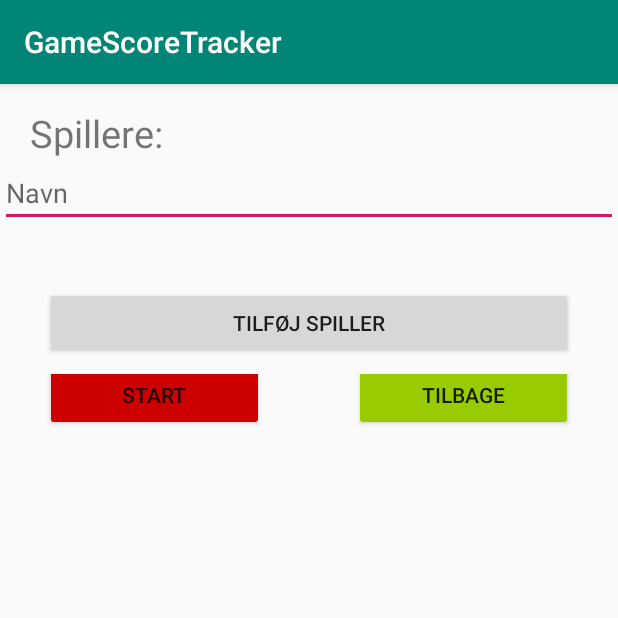
After one commit to Dalphs/GameScoreTracker, an Android app: the ParticipatingPlayersActivity screen opened directly, with no data from a screen before it, on a phone screen of 412 x 824 dp, the top half of it. The commit adds this screen. Run offline under Robolectric (Android 15) with nearby library versions, the phone set to English and light mode, and no system bars.

Commit message:
Basic visual Layout and basic activities created, as well as a few classes in model

```diff
--- a/app/src/main/AndroidManifest.xml
+++ b/app/src/main/AndroidManifest.xml
@@ -9,7 +9,9 @@
         android:roundIcon="@mipmap/ic_launcher_round"
         android:supportsRtl="true"
         android:theme="@style/AppTheme">
-        <activity android:name=".MainActivity">
+        <activity android:name=".View.ParticipatingPlayersActivity"></activity>
+        <activity android:name=".View.ChooseGameActivity" />
+        <activity android:name=".View.MainActivity">
             <intent-filter>
                 <action android:name="android.intent.action.MAIN" />
 
--- /dev/null
+++ b/app/src/main/java/dk/hawkster/gamescoretracker/View/ParticipatingPlayersActivity.java
@@ -0,0 +1,48 @@
+package dk.hawkster.gamescoretracker.View;
+
+import android.support.v7.app.AppCompatActivity;
+import android.os.Bundle;
+import android.view.View;
+import android.widget.Button;
+import android.widget.LinearLayout;
+import android.widget.TextView;
+
+import java.util.ArrayList;
+import java.util.List;
+
+import dk.hawkster.gamescoretracker.R;
+
+public class ParticipatingPlayersActivity extends AppCompatActivity {
+
+    List<TextView> nameFields;
+    LinearLayout llPlayerContainer, llButtonsContainer;
+
+    @Override
+    protected void onCreate(Bundle savedInstanceState) {
+        super.onCreate(savedInstanceState);
+        setContentView(R.layout.activity_participating_players);
+
+        llPlayerContainer = findViewById(R.id.players_container);
+        llButtonsContainer = findViewById(R.id.buttons_container);
+
+        nameFields = new ArrayList<>();
+
+        addTextView();
+
+
+    }
+
+    public void addPlayerFragment(View view) {
+        addTextView();
+    }
+
+    public void addTextView(){
+        llPlayerContainer.removeView(llButtonsContainer);
+
+        TextView textView = (TextView) View.inflate(this, R.layout.add_player_fragment, null);
+        llPlayerContainer.addView(textView);
+        nameFields.add(textView);
+
+        llPlayerContainer.addView(llButtonsContainer);
+    }
+}
--- /dev/null
+++ b/app/src/main/res/layout/activity_participating_players.xml
@@ -0,0 +1,81 @@
+<?xml version="1.0" encoding="utf-8"?>
+<LinearLayout xmlns:android="http://schemas.android.com/apk/res/android"
+    xmlns:tools="http://schemas.android.com/tools"
+    android:layout_width="match_parent"
+    android:layout_height="wrap_content"
+    android:orientation="vertical"
+    android:id="@+id/players_container"
+    tools:context=".View.ParticipatingPlayersActivity">
+
+    <TextView
+        android:layout_width="match_parent"
+        android:layout_height="match_parent"
+        android:text="@string/text_view_spillere"
+        android:textSize="25sp"
+        android:layout_marginTop="15dp"
+        android:layout_marginStart="20dp"
+        android:layout_marginLeft="20dp" />
+
+    <LinearLayout
+        android:layout_width="match_parent"
+        android:layout_height="wrap_content"
+        android:orientation="vertical"
+        android:id="@+id/buttons_container">
+
+    <Button
+        android:layout_width="match_parent"
+        android:layout_height="wrap_content"
+        android:id="@+id/extra_player_button"
+        android:text="@string/button_add_player"
+        android:onClick="addPlayerFragment"
+        android:layout_gravity="bottom"
+        android:layout_marginBottom="10dp"
+        android:layout_marginTop="40dp"
+        android:layout_marginStart="30dp"
+        android:layout_marginLeft="30dp"
+        android:layout_marginEnd="30dp"
+        android:layout_marginRight="30dp"/>
+
+        <LinearLayout
+            android:layout_width="match_parent"
+            android:layout_height="match_parent"
+            android:orientation="horizontal"
+            android:weightSum="2">
+
+        <Button
+            android:layout_width="match_parent"
+            android:layout_height="wrap_content"
+            android:id="@+id/done_button"
+            android:onClick="addPlayerFragment"
+            android:text="@string/button_done"
+            android:layout_gravity="bottom"
+            android:layout_marginBottom="10dp"
+            android:layout_marginTop="40dp"
+            android:layout_marginStart="30dp"
+            android:layout_marginLeft="30dp"
+            android:layout_marginEnd="30dp"
+            android:layout_marginRight="30dp"
+            android:layout_weight="1"
+            android:backgroundTint="@android:color/holo_red_dark"/>
+
+        <Button
+            android:layout_width="match_parent"
+            android:layout_height="wrap_content"
+            android:id="@+id/back_button"
+            android:text="@string/button_back"
+            android:onClick="addPlayerFragment"
+            android:layout_gravity="bottom"
+            android:layout_marginBottom="10dp"
+            android:layout_marginTop="40dp"
+            android:layout_marginStart="30dp"
+            android:layout_marginLeft="30dp"
+            android:layout_marginEnd="30dp"
+            android:layout_marginRight="30dp"
+            android:layout_weight="1"
+            android:backgroundTint="@android:color/holo_green_light"/>
+
+        </LinearLayout>
+
+    </LinearLayout>
+
+</LinearLayout>
--- /dev/null
+++ b/app/src/main/res/layout/add_player_fragment.xml
@@ -0,0 +1,7 @@
+<?xml version="1.0" encoding="utf-8"?>
+<EditText xmlns:android="http://schemas.android.com/apk/res/android"
+    android:layout_width="match_parent"
+    android:layout_height="wrap_content"
+    android:hint="@string/edit_text_add_player">
+
+</EditText>
--- a/app/src/main/res/values/strings.xml
+++ b/app/src/main/res/values/strings.xml
@@ -1,3 +1,19 @@
 <resources>
     <string name="app_name">GameScoreTracker</string>
+
+    <string name="button_text_new_game">Nyt Spil</string>
+    <string name="button_text_game_history">Tidligere Spil</string>
+
+    <string name="button_text_rummy">500</string>
+    <string name="button_text_whist">Whist</string>
+    <string name="button_text_3_person_whist">3-mands whist</string>
+    <string name="button_text_pirate_whist">Piratwhist</string>
+    <string name="button_text_backgammon">Backgammon</string>
+    <string name="button_add_player">Tilføj Spiller</string>
+    <string name="button_done">Start</string>
+    <string name="button_back">Tilbage</string>
+
+    <string name="text_view_spillere">Spillere:</string>
+
+    <string name="edit_text_add_player">Navn</string>
 </resources>
```
Also changed, not shown: app/src/main/java/dk/hawkster/gamescoretracker/MainActivity.java (deleted, +0 -13 lines), app/src/main/java/dk/hawkster/gamescoretracker/Model/Player.java (added, +44 -0 lines), app/src/main/java/dk/hawkster/gamescoretracker/Model/Rummy.java (added, +32 -0 lines), app/src/main/java/dk/hawkster/gamescoretracker/View/ChooseGameActivity.java (added, +22 -0 lines), app/src/main/java/dk/hawkster/gamescoretracker/View/MainActivity.java (added, +23 -0 lines), app/src/main/res/layout/activity_choose_game.xml (added, +77 -0 lines), app/src/main/res/layout/activity_main.xml (+34 -11 lines), 2 other files.
